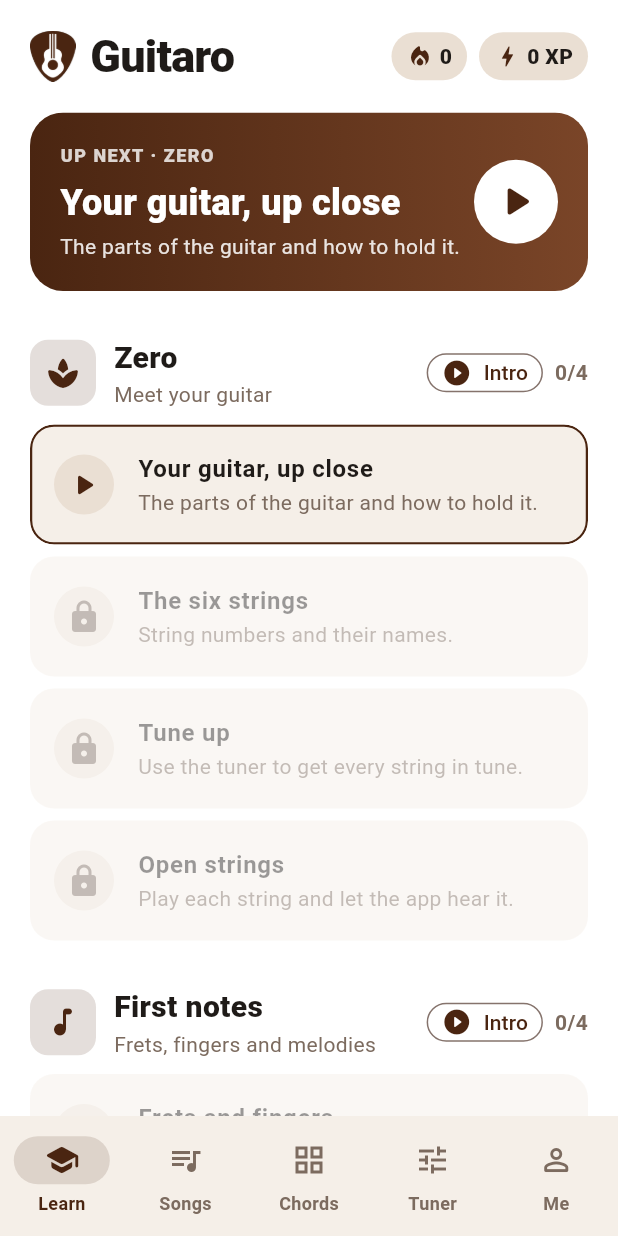
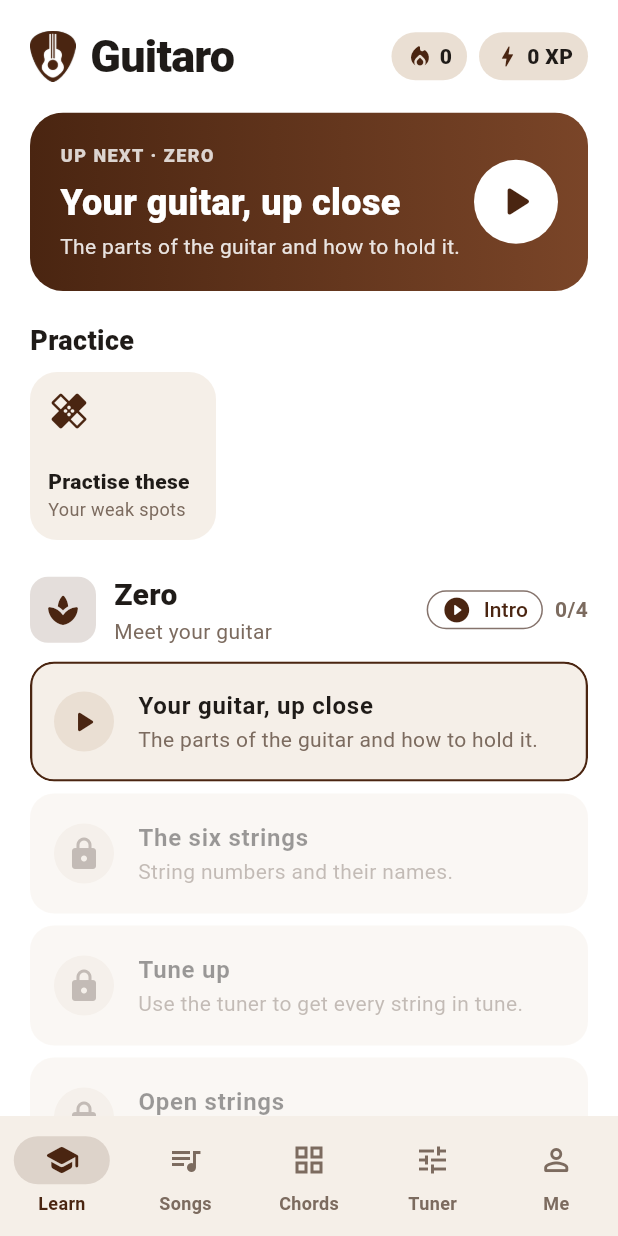
Before and after one commit to Nkbtemmy/guitar, a Flutter app: the screen it shows after launch, on a phone screen of 412 x 824 dp. Run offline on Flutter 3.47's test engine with Material 3 defaults, Android fonts, the phone set to English and light mode, and no system bars; our stand-ins replace audioplayers, firebase_analytics, firebase_core, firebase_crashlytics, shared_preferences, video_player and 2 more; missing offline and left inert: record; accounts and stored records are empty; statements that could not run were skipped.

Commit message:
feat: "Practise these" collects the parts a learner keeps missing
Play-along bars and tab notes are judged as they pass; each one now counts
towards its line (songs) or bar (tabs) in a new on-device PracticeLog.
- The most-missed parts are listed on a new Practice row on the Learn tab.
- Tapping a part opens its song looping that line, or its tab looping that
  bar.
- A part leaves the list once it's played right, after a month unplayed,
  or when ticked off.

Co-Authored-By: Claude Opus 5.5 <noreply@anthropic.com>

```diff
--- a/lib/main.dart
+++ b/lib/main.dart
@@ -8,6 +8,7 @@ import 'analytics.dart';
 import 'app_services.dart';
 import 'audio/mic_listener.dart';
 import 'audio/sound_player.dart';
+import 'progress/practice_log.dart';
 import 'progress/progress_store.dart';
 import 'sheets/songbook_store.dart';
 import 'ui/chords/chords_screen.dart';
@@ -47,7 +48,14 @@ Future<void> main() async {
       await (AppServices.load(rootBundle, player), Analytics.start(enabled: progress.shareUsage)).wait;
   progress.addListener(() => analytics.enabled = progress.shareUsage);
   runApp(GuitaroApp(
-      services: services, progress: progress, mic: mic, songbook: SongbookStore(prefs), analytics: analytics, splash: true));
+    services: services,
+    progress: progress,
+    mic: mic,
+    songbook: SongbookStore(prefs),
+    practice: PracticeLog(prefs),
+    analytics: analytics,
+    splash: true,
+  ));
 }
 
 class GuitaroApp extends StatelessWidget {
@@ -57,9 +65,11 @@ class GuitaroApp extends StatelessWidget {
     required this.progress,
     required this.mic,
     SongbookStore? songbook,
+    PracticeLog? practice,
     Analytics? analytics,
     this.splash = false,
   })  : songbook = songbook ?? SongbookStore(),
+        practice = practice ?? PracticeLog(),
         analytics = analytics ?? const Analytics();
 
   final AppServices services;
@@ -68,6 +78,9 @@ class GuitaroApp extends StatelessWidget {
 
   /// Favorites, setlists and the learner's own songs.
   final SongbookStore songbook;
+
+  /// What the learner has practised: weak spots and more.
+  final PracticeLog practice;
 
   /// Anonymous usage stats; sends nothing unless Firebase started.
   final Analytics analytics;
@@ -82,6 +95,7 @@ class GuitaroApp extends StatelessWidget {
           ChangeNotifierProvider.value(value: progress),
           ChangeNotifierProvider.value(value: mic),
           ChangeNotifierProvider.value(value: songbook),
+          ChangeNotifierProvider.value(value: practice),
           Provider.value(value: analytics),
         ],
         child: MaterialApp(
--- /dev/null
+++ b/lib/progress/practice_log.dart
@@ -0,0 +1,152 @@
+import 'dart:convert';
+
+import 'package:flutter/foundation.dart';
+import 'package:shared_preferences/shared_preferences.dart';
+
+/// What kind of thing was practised: a lesson's song, a song sheet, or a tab in a sheet.
+enum SpotKind { song, sheet, tab }
+
+/// Where something was practised, so practice can go straight back to it.
+@immutable
+class SpotPlace {
+  const SpotPlace(this.kind, this.id, [this.index = 0]);
+  const SpotPlace.song(String id) : this(SpotKind.song, id);
+  const SpotPlace.sheet(String id) : this(SpotKind.sheet, id);
+  const SpotPlace.tab(String sheetId, int index) : this(SpotKind.tab, sheetId, index);
+
+  final SpotKind kind;
+
+  /// The lesson song's id, or the sheet's.
+  final String id;
+
+  /// Which tab of the sheet.
+  final int index;
+
+  String get key => '${kind.name}:$id:$index';
+
+  Map<String, Object> toJson() => {'k': kind.name, 'id': id, 'i': index};
+
+  static SpotPlace fromJson(Map<String, dynamic> j) =>
+      SpotPlace(SpotKind.values.byName(j['k'] as String), j['id'] as String, (j['i'] as num?)?.toInt() ?? 0);
+
+  @override
+  bool operator ==(Object other) => other is SpotPlace && other.key == key;
+
+  @override
+  int get hashCode => key.hashCode;
+}
+
+/// A part the learner keeps missing: a line of a song (its bars [from] up to [to]) or a bar of
+/// a tab (its notes [from]..[to]), with how often it went right and wrong.
+class WeakSpot {
+  WeakSpot({
+    required this.place,
+    required this.from,
+    required this.to,
+    required this.title,
+    required this.detail,
+    this.misses = 0,
+    this.hits = 0,
+    DateTime? last,
+  }) : last = last ?? DateTime.now();
+
+  final SpotPlace place;
+  final int from, to;
+  final String title, detail;
+  int misses, hits;
+  DateTime last;
+
+  String get key => '${place.key}@$from';
+
+  /// How much it needs practice: misses, less the times it has gone right since.
+  double get need => misses - hits * 0.75;
+
+  Map<String, Object> toJson() => {
+        'place': place.toJson(),
+        'from': from,
+        'to': to,
+        'title': title,
+        'detail': detail,
+        'misses': misses,
+        'hits': hits,
+        'last': last.millisecondsSinceEpoch,
+      };
+
+  static WeakSpot fromJson(Map<String, dynamic> j) => WeakSpot(
+        place: SpotPlace.fromJson(Map<String, dynamic>.from(j['place'] as Map)),
+        from: (j['from'] as num).toInt(),
+        to: (j['to'] as num).toInt(),
+        title: j['title'] as String,
+        detail: j['detail'] as String,
+        misses: (j['misses'] as num?)?.toInt() ?? 0,
+        hits: (j['hits'] as num?)?.toInt() ?? 0,
+        last: DateTime.fromMillisecondsSinceEpoch((j['last'] as num).toInt()),
+      );
+}
+
+/// What the learner has practised, kept on the device: the parts they keep missing (to practise
+/// next), and more as the practice tools record it.
+class PracticeLog extends ChangeNotifier {
+  PracticeLog([this._prefs]) {
+    final raw = _prefs?.getString(_key);
+    if (raw == null) return;
+    try {
+      final j = jsonDecode(raw) as Map<String, dynamic>;
+      for (final s in j['spots'] as List? ?? const []) {
+        try {
+          final spot = WeakSpot.fromJson(Map<String, dynamic>.from(s as Map));
+          _spots[spot.key] = spot;
+        } catch (_) {
+          // One damaged entry mustn't lose the rest.
+        }
+      }
+    } catch (e) {
+      // Damaged history mustn't stop the app from starting; keep the original, since the next
+      // save overwrites it.
+      debugPrint('PracticeLog: saved practice is damaged ($e)');
+      _prefs?.setString('$_key.damaged', raw);
+    }
+  }
+
+  static const _key = 'practice.v1';
+  final SharedPreferences? _prefs;
+  final _spots = <String, WeakSpot>{};
+
+  /// How long a spot stays on the list without being played.
+  static const forgetAfter = Duration(days: 30);
+
+  /// The parts most worth practising, most needed first.
+  List<WeakSpot> weakSpots({DateTime? now}) {
+    final since = (now ?? DateTime.now()).subtract(forgetAfter);
+    return _spots.values.where((s) => s.need > 0 && s.last.isAfter(since)).toList()
+      ..sort((a, b) {
+        final byNeed = b.need.compareTo(a.need);
+        return byNeed != 0 ? byNeed : b.last.compareTo(a.last);
+      });
+  }
+
+  /// Records how a part went: a bar of a song's line, or a note of a tab's bar.
+  void recordSpot(SpotPlace place,
+      {required int from, required int to, required String title, required String detail, required bool right, DateTime? now}) {
+    final key = '${place.key}@$from';
+    final spot = _spots[key] ??= WeakSpot(place: place, from: from, to: to, title: title, detail: detail);
+    if (right) {
+      spot.hits++;
+    } else {
+      spot.misses++;
+    }
+    spot.last = now ?? DateTime.now();
+    _save();
+  }
+
+  /// Takes a spot off the list (practised enough, or the song is gone).
+  void forget(WeakSpot spot) {
+    _spots.remove(spot.key);
+    _save();
+  }
+
+  void _save() {
+    _prefs?.setString(_key, jsonEncode({'spots': [for (final s in _spots.values) s.toJson()]}));
+    notifyListeners();
+  }
+}
--- a/lib/ui/learn/learn_screen.dart
+++ b/lib/ui/learn/learn_screen.dart
@@ -5,6 +5,7 @@ import '../../app_services.dart';
 import '../../curriculum/models.dart';
 import '../../progress/progress_store.dart';
 import '../lesson/lesson_screen.dart';
+import '../practice/practice_hub.dart';
 import '../theme.dart';
 import '../video/lesson_video_player.dart';
 import '../widgets/brand_mark.dart';
@@ -47,6 +48,7 @@ class LearnScreen extends StatelessWidget {
             child: _ContinueCard(lesson: next, level: curriculum.levelOf(next), onTap: () => _open(context, next)),
           ),
         ),
+      const SliverToBoxAdapter(child: PracticeTools()),
       for (final level in curriculum.levels) ...[
         SliverToBoxAdapter(child: _LevelHeader(level: level, progress: progress)),
         SliverList.builder(
--- a/lib/ui/lesson/lesson_screen.dart
+++ b/lib/ui/lesson/lesson_screen.dart
@@ -5,6 +5,7 @@ import '../../analytics.dart';
 import '../../app_services.dart';
 import '../../curriculum/models.dart';
 import '../../practice/trackers.dart';
+import '../../progress/practice_log.dart';
 import '../../progress/progress_store.dart';
 import '../practice/song_view.dart';
 import '../practice/strum_view.dart';
@@ -79,7 +80,7 @@ class _LessonScreenState extends State<LessonScreen> {
       NotesStep() => NotesStepView(step: step, onDone: done),
       ChordStep() || ChangeStep() => ChordSequenceView.forStep(step, done, services.library),
       StrumStep() => StrumView(step: step, onDone: done),
-      SongStep(:final songId) => SongView(song: services.curriculum.song(songId), onDone: done),
+      SongStep(:final songId) => SongView(song: services.curriculum.song(songId), onDone: done, place: SpotPlace.song(songId)),
       VideoStep() => VideoStepView(step: step, onDone: done),
     };
   }
--- /dev/null
+++ b/lib/ui/practice/practice_hub.dart
@@ -0,0 +1,74 @@
+import 'package:flutter/material.dart';
+import 'package:provider/provider.dart';
+
+import '../../progress/practice_log.dart';
+import '../theme.dart';
+import 'weak_spots_screen.dart';
+
+/// The practice tools, as a row of tiles on the Learn tab.
+class PracticeTools extends StatelessWidget {
+  const PracticeTools({super.key});
+
+  void _open(BuildContext context, Widget screen) =>
+      Navigator.of(context).push(MaterialPageRoute<void>(builder: (_) => screen));
+
+  @override
+  Widget build(BuildContext context) {
+    final spots = context.select<PracticeLog, int>((p) => p.weakSpots().length);
+    final tools = [
+      _Tool(
+        icon: Icons.healing_rounded,
+        title: 'Practise these',
+        subtitle: spots == 0 ? 'Your weak spots' : '$spots to fix',
+        badge: spots > 0,
+        onTap: () => _open(context, const WeakSpotsScreen()),
+      ),
+    ];
+    return Column(crossAxisAlignment: CrossAxisAlignment.start, children: [
+      const Padding(
+        padding: EdgeInsets.fromLTRB(20, 12, 20, 8),
+        child: Text('Practice', style: TextStyle(fontSize: 18, fontWeight: FontWeight.w800)),
+      ),
+      SizedBox(
+        height: 112,
+        child: ListView.separated(
+          scrollDirection: Axis.horizontal,
+          padding: const EdgeInsets.symmetric(horizontal: 20),
+          itemCount: tools.length,
+          separatorBuilder: (_, _) => const SizedBox(width: 10),
+          itemBuilder: (context, i) => tools[i],
+        ),
+      ),
+    ]);
+  }
+}
+
+class _Tool extends StatelessWidget {
+  const _Tool({required this.icon, required this.title, required this.subtitle, required this.onTap, this.badge = false});
+
+  final IconData icon;
+  final String title, subtitle;
+  final VoidCallback onTap;
+  final bool badge;
+
+  @override
+  Widget build(BuildContext context) => SizedBox(
+        width: 124,
+        child: Card(
+          margin: EdgeInsets.zero,
+          clipBehavior: Clip.antiAlias,
+          child: InkWell(
+            onTap: onTap,
+            child: Padding(
+              padding: const EdgeInsets.all(12),
+              child: Column(crossAxisAlignment: CrossAxisAlignment.start, children: [
+                Badge(isLabelVisible: badge, smallSize: 10, child: Icon(icon, color: kAccent, size: 28)),
+                const Spacer(),
+                Text(title, maxLines: 1, overflow: TextOverflow.ellipsis, style: const TextStyle(fontWeight: FontWeight.w800)),
+                Text(subtitle, maxLines: 1, overflow: TextOverflow.ellipsis, style: const TextStyle(color: kMuted, fontSize: 12)),
+              ]),
+            ),
+          ),
+        ),
+      );
+}
```
Also changed, not shown: lib/ui/practice/song_view.dart (+51 -4 lines), lib/ui/practice/weak_spots_screen.dart (added, +103 -0 lines), lib/ui/sheets/sheet_body.dart (+24 -12 lines), lib/ui/sheets/sheet_screen.dart (+43 -21 lines), lib/ui/sheets/tab_player.dart (+33 -3 lines), 1 other file.
